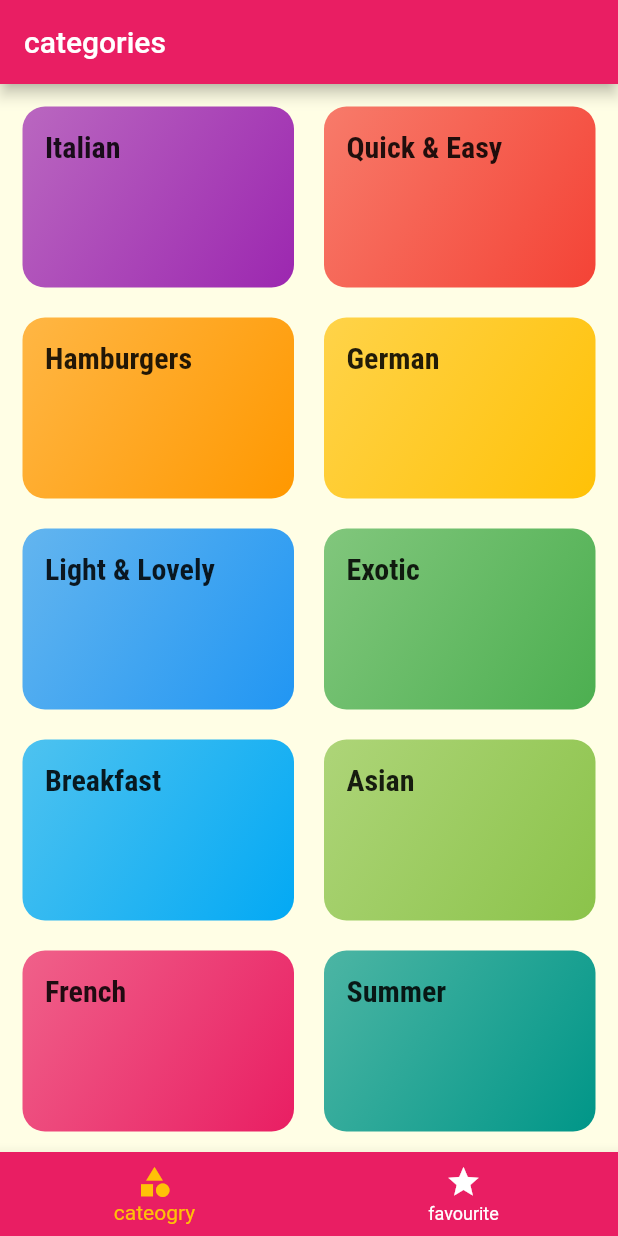
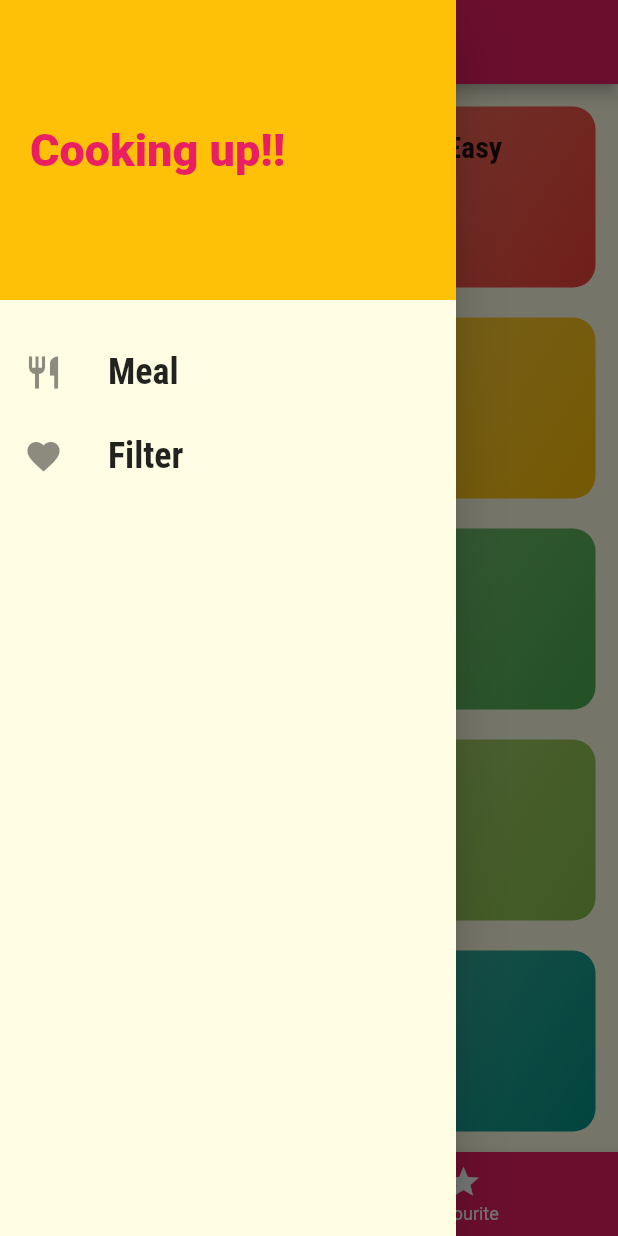
Before and after one commit to tareq453/meal_app, a Flutter app: the screen it shows after launch, with the side drawer open (before the commit the screen has no drawer), on a phone screen of 412 x 824 dp. Run offline on Flutter 3.47's test engine with Material 2 defaults, Android fonts, the phone set to English and light mode, and no system bars.

Commit message:
- course progress.

```diff
--- a/lib/main.dart
+++ b/lib/main.dart
@@ -1,4 +1,5 @@
 import 'package:flutter/material.dart';
+import 'package:meal_app/screens/filters_screen.dart';
 import './screens/tabs_screen.dart';
 import './screens/meal_detailes_screen.dart';
 import './screens/category_meal_screen.dart';
@@ -35,8 +36,9 @@ class MyApp extends StatelessWidget {
       initialRoute: '/',
       routes: {
         '/': (context) => const TabsBottomScreen(),
-        CategoryMealScreen.route: (context) => CategoryMealScreen(),
-        MealDetailesScreen.route:(context) => MealDetailesScreen()
+        CategoryMealScreen.route: (context) => const CategoryMealScreen(),
+        MealDetailesScreen.route: (context) => const MealDetailesScreen(),
+        FiltersScreen.route: (context) => const FiltersScreen()
       },
     );
   }
--- a/lib/screens/tabs_bottom_screen.dart
+++ b/lib/screens/tabs_bottom_screen.dart
@@ -1,6 +1,7 @@
 import 'package:flutter/material.dart';
 import 'categories_screen.dart';
 import 'favourite_screen.dart';
+import '../widgets/main_drawer.dart';
 
 class TabsBottomScreen extends StatefulWidget {
   const TabsBottomScreen({Key? key}) : super(key: key);
@@ -31,6 +32,7 @@ class _TabsBottomScreen extends State<TabsBottomScreen> {
       appBar: AppBar(
         title: Text(_pages[_selectedIndex][TITLE_KEY] as String),
       ),
+      drawer: const MainDrawer(),
       body: _pages[_selectedIndex][PAGE_KEY] as Widget,
       bottomNavigationBar: BottomNavigationBar(
         items: const [
--- /dev/null
+++ b/lib/widgets/main_drawer.dart
@@ -0,0 +1,59 @@
+import 'package:flutter/material.dart';
+
+import '../screens/filters_screen.dart';
+
+class MainDrawer extends StatelessWidget {
+  const MainDrawer({Key? key}) : super(key: key);
+
+  Widget buildListTile(
+      String title, IconData iconData, VoidCallback clickHandler) {
+    return ListTile(
+      leading: Icon(
+        iconData,
+        size: 26,
+      ),
+      title: Text(
+        title,
+        style: const TextStyle(
+            fontFamily: "RobotoCondensed",
+            fontWeight: FontWeight.bold,
+            fontSize: 24),
+      ),
+      onTap: clickHandler,
+    );
+  }
+
+  @override
+  Widget build(BuildContext context) {
+    return Drawer(
+      child: Column(
+        children: [
+          Container(
+            height: 200,
+            width: double.infinity,
+            alignment: Alignment.centerLeft,
+            padding: const EdgeInsets.all(20),
+            color: Theme.of(context).colorScheme.secondary,
+            child: Text(
+              "Cooking up!!",
+              style: TextStyle(
+                fontWeight: FontWeight.w900,
+                fontSize: 30,
+                color: Theme.of(context).colorScheme.primary,
+              ),
+            ),
+          ),
+          const SizedBox(
+            height: 20,
+          ),
+          buildListTile("Meal", Icons.restaurant, () {
+            Navigator.of(context).pushReplacementNamed("/");
+          }),
+          buildListTile("Filter", Icons.favorite, () {
+            Navigator.of(context).pushReplacementNamed(FiltersScreen.route);
+          })
+        ],
+      ),
+    );
+  }
+}
```
Also changed, not shown: lib/screens/category_meal_screen.dart (+18 -9 lines), lib/screens/filters_screen.dart (added, +19 -0 lines).
